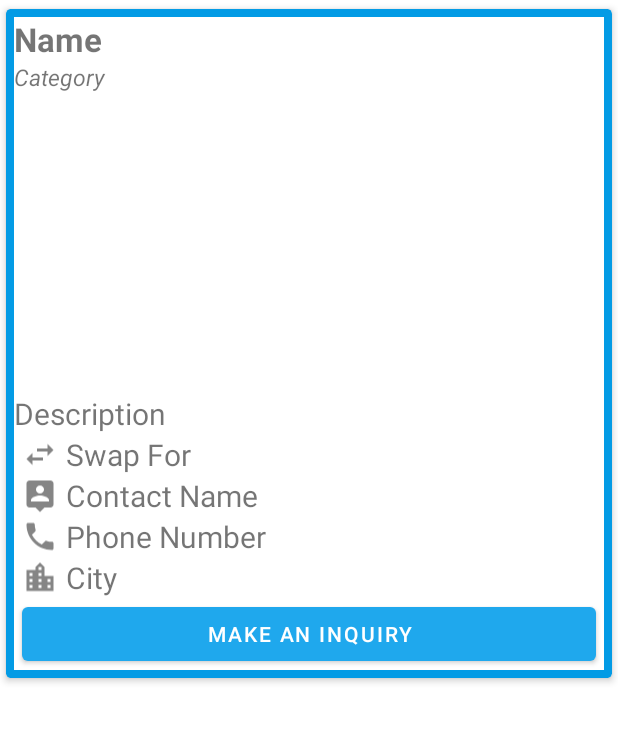
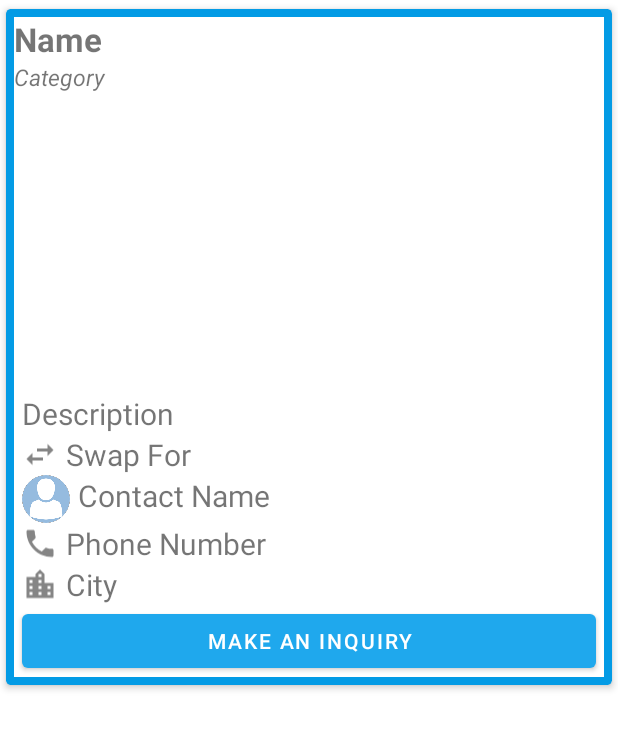
Before and after one commit to iuliia9/swaphub, an Android app: the layout item_row.xml on its own in the app's theme, with its tools: preview values and no code run, on a phone screen of 412 x 824 dp. Shown: the top 729 px of the screen. Run offline under Robolectric (Android 15) with nearby library versions, the phone set to English and light mode, and no system bars; Roboto replaces fonts that are not available here.

Commit message:
added circle avatar to items

```diff
--- a/app/build.gradle
+++ b/app/build.gradle
@@ -57,6 +57,7 @@ dependencies {
 
     // images
     implementation 'com.squareup.picasso:picasso:2.71828'
+    implementation 'de.hdodenhof:circleimageview:2.2.0'
     // permissions
     implementation 'com.karumi:dexter:6.0.2'
     // rxjava
--- a/app/src/main/res/layout/item_row.xml
+++ b/app/src/main/res/layout/item_row.xml
@@ -34,6 +34,7 @@
             android:layout_width="match_parent"
             android:layout_height="200dp" />
         <TextView
+            android:layout_marginLeft="5dp"
             android:id="@+id/Description"
             android:text="Description"
             android:textSize="20sp"
@@ -63,18 +64,27 @@
             android:layout_width="match_parent"
             android:layout_height="wrap_content"
             android:weightSum="2">
-        <ImageView
-            android:id="@+id/imageViewName"
-            android:layout_width="wrap_content"
-            android:layout_height="match_parent"
-            android:layout_marginTop="1dp"
-            app:srcCompat="@drawable/ic_person"
-            android:layout_marginBottom="1dp"
-            android:layout_marginRight="5dp"
-            android:layout_marginLeft="5dp"/>
+            <de.hdodenhof.circleimageview.CircleImageView
+                android:id="@+id/custom_profile_image"
+                android:layout_width="32dp"
+                android:layout_height="32dp"
+                android:layout_marginLeft="5dp"
+                android:src="@drawable/avatar"
+                android:cropToPadding="true"
+                />
+<!--        <ImageView-->
+<!--            android:id="@+id/imageViewName"-->
+<!--            android:layout_width="wrap_content"-->
+<!--            android:layout_height="match_parent"-->
+<!--            android:layout_marginTop="1dp"-->
+<!--            app:srcCompat="@drawable/ic_person"-->
+<!--            android:layout_marginBottom="1dp"-->
+<!--            android:layout_marginRight="5dp"-->
+<!--            android:layout_marginLeft="5dp"/>-->
         <TextView
             android:id="@+id/UserName"
             android:text="Contact Name"
+            android:layout_marginLeft="5dp"
             android:textSize="20sp"
             android:layout_width="match_parent"
             android:layout_height="wrap_content" />
```
Also changed, not shown: app/src/main/java/brighton/ac/uk/ic257/swaphub/HomeFragment.java (+35 -4 lines), app/src/main/java/brighton/ac/uk/ic257/swaphub/MyswapsFragment.java (+25 -1 lines).
